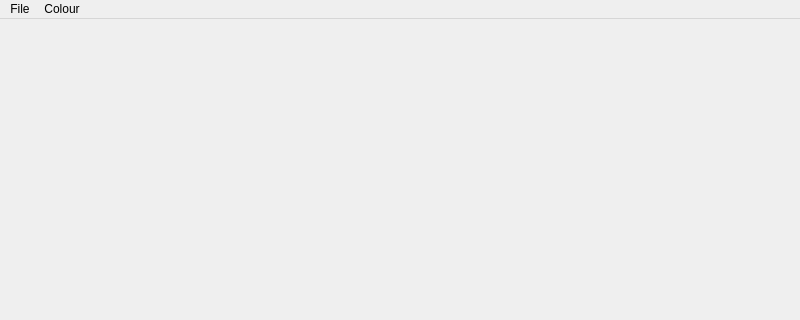
This is mainwindow.ui in exquet/Paint as Qt 5 draws it before an edit; both pictures show x 0 to 800 and y 0 to 320 of the 800 by 600 pixel window. The edited form follows.
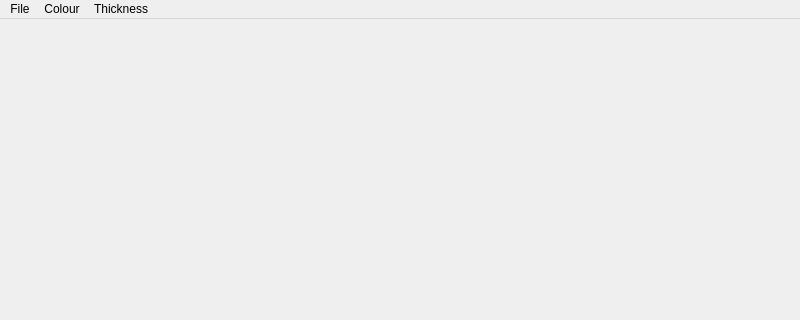
This is the edited form.

Diff of the .ui file:
```diff
--- a/mainwindow.ui
+++ b/mainwindow.ui
@@ -40,8 +40,20 @@
     <addaction name="actionblue"/>
     <addaction name="actiongreen"/>
    </widget>
+   <widget class="QMenu" name="menuThickness">
+    <property name="title">
+     <string>Thickness</string>
+    </property>
+    <addaction name="action1px"/>
+    <addaction name="action2px"/>
+    <addaction name="action3px"/>
+    <addaction name="action4px"/>
+    <addaction name="action5px"/>
+    <addaction name="actioncustom"/>
+   </widget>
    <addaction name="menuFile"/>
    <addaction name="menuColour"/>
+   <addaction name="menuThickness"/>
   </widget>
   <action name="actionClear">
    <property name="text">
```
Left out of the diff: 30 changed lines with no effect on the pictures.
